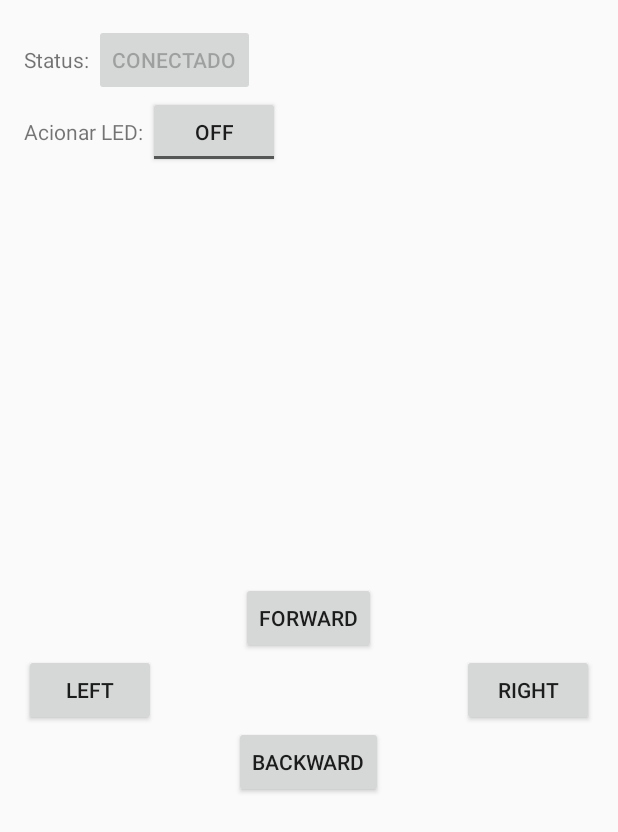
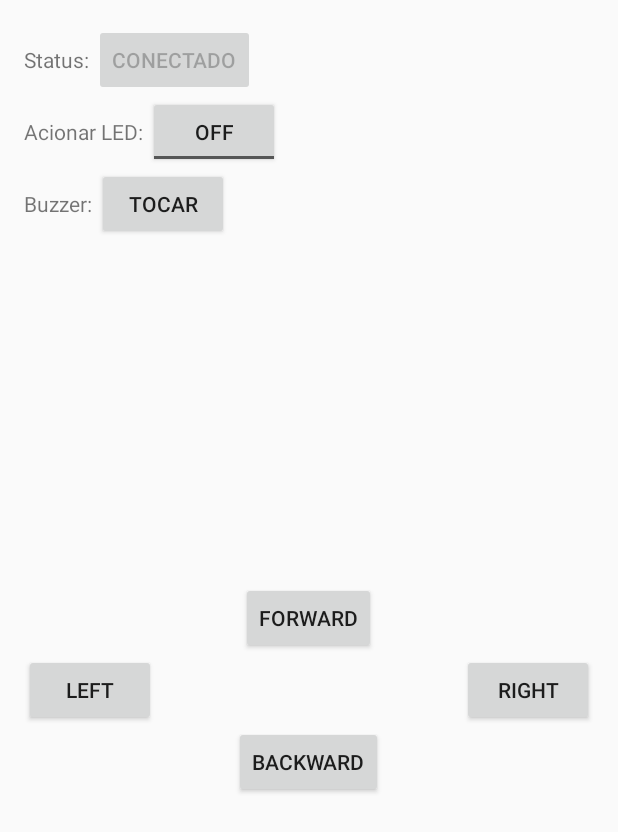
Before and after one commit to alvaromarinho/robotcontrol, an Android app: the screen it shows after launch (MainActivity), after a tap on "ON", on a phone screen of 412 x 824 dp. Shown: the top 832 px of the screen. Run offline under Robolectric (Android 15) with nearby library versions, the phone set to English and light mode, and no system bars; 2 other taps on this screen came first.

Commit message:
"Buzzer" implementado

```diff
--- a/app/src/main/java/com/example/alvinkalango/robotcontrol/MainActivity.java
+++ b/app/src/main/java/com/example/alvinkalango/robotcontrol/MainActivity.java
@@ -30,6 +30,8 @@ public class MainActivity extends Activity implements OnClickListener {
     Button Right;
     Button Connect;
     ToggleButton OnOff;
+    Button Buzzer;
+
     TextView Result;
     private String dataToSend;
 
@@ -54,6 +56,7 @@ public class MainActivity extends Activity implements OnClickListener {
 
         Connect = (Button) findViewById(R.id.connect);
         OnOff = (ToggleButton) findViewById(R.id.tgOnOff);
+        Buzzer = (Button) findViewById(R.id.buzzer);
 
         Forward = (Button) findViewById(R.id.buttonForward);
         Backward = (Button) findViewById(R.id.buttonBackward);
@@ -62,6 +65,7 @@ public class MainActivity extends Activity implements OnClickListener {
 
         Connect.setOnClickListener((View.OnClickListener) this);
         OnOff.setOnClickListener((View.OnClickListener) this);
+        Buzzer.setOnClickListener((View.OnClickListener) this);
 
         Forward.setOnTouchListener(new View.OnTouchListener() {
             @Override
@@ -85,6 +89,7 @@ public class MainActivity extends Activity implements OnClickListener {
         Right.setOnClickListener((View.OnClickListener) this);
 
         OnOff.setEnabled(false);
+        Buzzer.setEnabled(false);
         Forward.setEnabled(false);
         Backward.setEnabled(false);
         Left.setEnabled(false);
@@ -105,6 +110,7 @@ public class MainActivity extends Activity implements OnClickListener {
                     Toast.makeText(getApplicationContext(),
                             "Conectado!", Toast.LENGTH_SHORT).show();
                     OnOff.setEnabled(true);
+                    Buzzer.setEnabled(true);
                     Forward.setEnabled(true);
                     Backward.setEnabled(true);
                     Left.setEnabled(true);
@@ -124,16 +130,8 @@ public class MainActivity extends Activity implements OnClickListener {
                     writeData(dataToSend);
                 }
                 break;
-            case R.id.buttonBackward:
-                dataToSend = "B";
-                writeData(dataToSend);
-                break;
-            case R.id.buttonLeft:
-                dataToSend = "L";
-                writeData(dataToSend);
-                break;
-            case R.id.buttonRight:
-                dataToSend = "R";
+            case R.id.buzzer:
+                dataToSend = "Z";
                 writeData(dataToSend);
                 break;
         }
--- a/app/src/main/res/layout/activity_main.xml
+++ b/app/src/main/res/layout/activity_main.xml
@@ -42,6 +42,27 @@
 
         <ToggleButton
             android:id="@+id/tgOnOff"
+            android:layout_toRightOf="@+id/textView2"
+            android:layout_width="wrap_content"
+            android:layout_height="wrap_content" />
+    </LinearLayout>
+
+    <LinearLayout
+        android:id="@+id/LinearLayout3"
+        android:orientation="horizontal"
+        android:layout_width="match_parent"
+        android:layout_height="wrap_content"
+        android:layout_below="@+id/LinearLayout2">
+
+        <TextView
+            android:id="@+id/textView3"
+            android:text="Buzzer: "
+            android:layout_width="wrap_content"
+            android:layout_height="wrap_content" />
+
+        <Button
+            android:id="@+id/buzzer"
+            android:text="Tocar"
             android:layout_toRightOf="@+id/textView2"
             android:layout_width="wrap_content"
             android:layout_height="wrap_content" />
```
